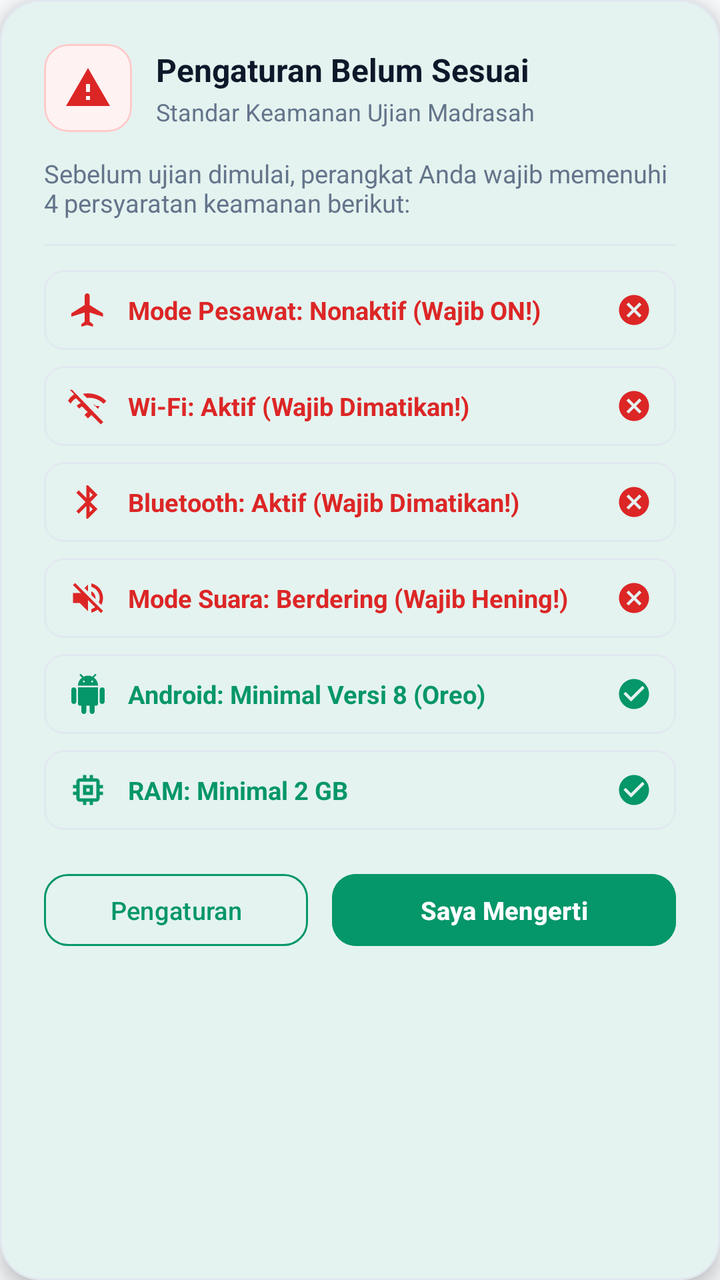
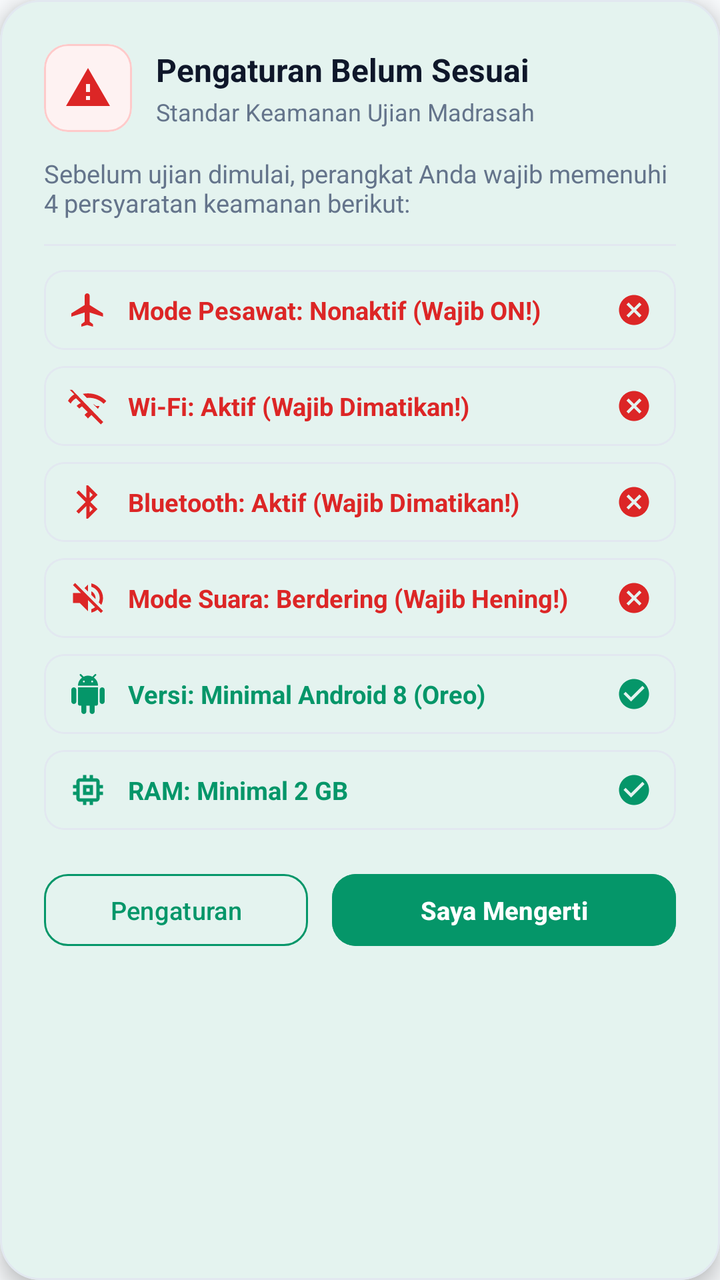

Screens rendered from an Android XML layout before and after an edit, with the pre-edit source and the edit as a unified diff.
<!-- AndroidManifest.xml: application theme Theme.ExamKiosk -->
<!-- res/layout/dialog_device_requirement.xml -->
<?xml version="1.0" encoding="utf-8"?>
<com.google.android.material.card.MaterialCardView
    xmlns:android="http://schemas.android.com/apk/res/android"
    xmlns:app="http://schemas.android.com/apk/res-auto"
    android:layout_width="match_parent"
    android:layout_height="wrap_content"
    app:cardCornerRadius="20dp"
    app:cardElevation="6dp"
    app:strokeWidth="1dp"
    app:strokeColor="@color/stroke_border"
    app:cardBackgroundColor="@color/surface">

    <LinearLayout
        android:layout_width="match_parent"
        android:layout_height="wrap_content"
        android:orientation="vertical"
        android:padding="22dp">

        
        <LinearLayout
            android:layout_width="match_parent"
            android:layout_height="wrap_content"
            android:gravity="center_vertical"
            android:orientation="horizontal">

            <com.google.android.material.card.MaterialCardView
                android:layout_width="44dp"
                android:layout_height="44dp"
                app:cardCornerRadius="12dp"
                app:cardElevation="0dp"
                app:strokeWidth="1dp"
                app:strokeColor="@color/card_sensor_bad_border"
                app:cardBackgroundColor="@color/card_sensor_bad_bg">

                <ImageView
                    android:layout_width="match_parent"
                    android:layout_height="match_parent"
                    android:padding="10dp"
                    android:src="@drawable/ic_warning"
                    app:tint="@color/badge_danger_text"
                    android:contentDescription="Peringatan" />
            </com.google.android.material.card.MaterialCardView>

            <LinearLayout
                android:layout_width="0dp"
                android:layout_height="wrap_content"
                android:layout_weight="1"
                android:layout_marginStart="12dp"
                android:orientation="vertical">

                <TextView
                    android:layout_width="wrap_content"
                    android:layout_height="wrap_content"
                    android:text="Pengaturan Belum Sesuai"
                    android:textColor="@color/text_primary"
                    android:textSize="16sp"
                    android:textStyle="bold" />

                <TextView
                    android:layout_width="wrap_content"
                    android:layout_height="wrap_content"
                    android:layout_marginTop="2dp"
                    android:text="Standar Keamanan Ujian Madrasah"
                    android:textColor="@color/text_secondary"
                    android:textSize="12sp" />
            </LinearLayout>
        </LinearLayout>

        <TextView
            android:layout_width="match_parent"
            android:layout_height="wrap_content"
            android:layout_marginTop="12dp"
            android:text="Sebelum ujian dimulai, perangkat Anda wajib memenuhi 4 persyaratan keamanan berikut:"
            android:textColor="@color/text_secondary"
            android:textSize="12.5sp" />

        <View
            android:layout_width="match_parent"
            android:layout_height="1dp"
            android:layout_marginTop="12dp"
            android:layout_marginBottom="12dp"
            android:background="@color/stroke_border" />

        
        <LinearLayout
            android:layout_width="match_parent"
            android:layout_height="wrap_content"
            android:orientation="vertical">

            
            <com.google.android.material.card.MaterialCardView
                android:id="@+id/cardDialogAirplane"
                android:layout_width="match_parent"
                android:layout_height="wrap_content"
                android:layout_marginBottom="8dp"
                app:cardCornerRadius="10dp"
                app:cardElevation="0dp"
                app:strokeWidth="1dp"
                app:strokeColor="@color/stroke_border"
                app:cardBackgroundColor="@color/surface">

                <LinearLayout
                    android:layout_width="match_parent"
                    android:layout_height="wrap_content"
                    android:gravity="center_vertical"
                    android:orientation="horizontal"
                    android:paddingHorizontal="12dp"
                    android:paddingVertical="10dp">

                    <ImageView
                        android:id="@+id/ivDialogAirplaneIcon"
                        android:layout_width="20dp"
                        android:layout_height="20dp"
                        android:src="@drawable/ic_airplane"
                        app:tint="@color/badge_danger_text"
                        android:contentDescription="Mode Pesawat" />

                    <TextView
                        android:id="@+id/tvDialogAirplaneStatus"
                        android:layout_width="0dp"
                        android:layout_height="wrap_content"
                        android:layout_marginStart="10dp"
                        android:layout_weight="1"
                        android:text="Mode Pesawat: Nonaktif (Wajib ON!)"
                        android:textColor="@color/badge_danger_text"
                        android:textSize="12.5sp"
                        android:textStyle="bold" />

                    <ImageView
                        android:id="@+id/ivDialogAirplaneCheck"
                        android:layout_width="18dp"
                        android:layout_height="18dp"
                        android:src="@drawable/ic_cancel"
                        app:tint="@color/badge_danger_text"
                        android:contentDescription="Status Icon" />
                </LinearLayout>
            </com.google.android.material.card.MaterialCardView>

            
            <com.google.android.material.card.MaterialCardView
                android:id="@+id/cardDialogWifi"
                android:layout_width="match_parent"
                android:layout_height="wrap_content"
                android:layout_marginBottom="8dp"
                app:cardCornerRadius="10dp"
                app:cardElevation="0dp"
                app:strokeWidth="1dp"
                app:strokeColor="@color/stroke_border"
                app:cardBackgroundColor="@color/surface">

                <LinearLayout
                    android:layout_width="match_parent"
                    android:layout_height="wrap_content"
                    android:gravity="center_vertical"
                    android:orientation="horizontal"
                    android:paddingHorizontal="12dp"
                    android:paddingVertical="10dp">

                    <ImageView
                        android:id="@+id/ivDialogWifiIcon"
                        android:layout_width="20dp"
                        android:layout_height="20dp"
                        android:src="@drawable/ic_wifi_off"
                        app:tint="@color/badge_danger_text"
                        android:contentDescription="Wi-Fi" />

                    <TextView
                        android:id="@+id/tvDialogWifiStatus"
                        android:layout_width="0dp"
                        android:layout_height="wrap_content"
                        android:layout_marginStart="10dp"
                        android:layout_weight="1"
                        android:text="Wi-Fi: Aktif (Wajib Dimatikan!)"
                        android:textColor="@color/badge_danger_text"
                        android:textSize="12.5sp"
                        android:textStyle="bold" />

                    <ImageView
                        android:id="@+id/ivDialogWifiCheck"
                        android:layout_width="18dp"
                        android:layout_height="18dp"
                        android:src="@drawable/ic_cancel"
                        app:tint="@color/badge_danger_text"
                        android:contentDescription="Status Icon" />
                </LinearLayout>
            </com.google.android.material.card.MaterialCardView>

            
            <com.google.android.material.card.MaterialCardView
                android:id="@+id/cardDialogBluetooth"
                android:layout_width="match_parent"
                android:layout_height="wrap_content"
                android:layout_marginBottom="8dp"
                app:cardCornerRadius="10dp"
                app:cardElevation="0dp"
                app:strokeWidth="1dp"
                app:strokeColor="@color/stroke_border"
                app:cardBackgroundColor="@color/surface">

                <LinearLayout
                    android:layout_width="match_parent"
                    android:layout_height="wrap_content"
                    android:gravity="center_vertical"
                    android:orientation="horizontal"
                    android:paddingHorizontal="12dp"
                    android:paddingVertical="10dp">

                    <ImageView
                        android:id="@+id/ivDialogBluetoothIcon"
                        android:layout_width="20dp"
                        android:layout_height="20dp"
                        android:src="@drawable/ic_bluetooth"
                        app:tint="@color/badge_danger_text"
                        android:contentDescription="Bluetooth" />

                    <TextView
                        android:id="@+id/tvDialogBluetoothStatus"
                        android:layout_width="0dp"
                        android:layout_height="wrap_content"
                        android:layout_marginStart="10dp"
                        android:layout_weight="1"
                        android:text="Bluetooth: Aktif (Wajib Dimatikan!)"
                        android:textColor="@color/badge_danger_text"
                        android:textSize="12.5sp"
                        android:textStyle="bold" />

                    <ImageView
                        android:id="@+id/ivDialogBluetoothCheck"
                        android:layout_width="18dp"
                        android:layout_height="18dp"
                        android:src="@drawable/ic_cancel"
                        app:tint="@color/badge_danger_text"
                        android:contentDescription="Status Icon" />
                </LinearLayout>
            </com.google.android.material.card.MaterialCardView>

            
            <com.google.android.material.card.MaterialCardView
                android:id="@+id/cardDialogRinger"
                android:layout_width="match_parent"
                android:layout_height="wrap_content"
                app:cardCornerRadius="10dp"
                app:cardElevation="0dp"
                app:strokeWidth="1dp"
                app:strokeColor="@color/stroke_border"
                app:cardBackgroundColor="@color/surface">

                <LinearLayout
                    android:layout_width="match_parent"
                    android:layout_height="wrap_content"
                    android:gravity="center_vertical"
                    android:orientation="horizontal"
                    android:paddingHorizontal="12dp"
                    android:paddingVertical="10dp">

                    <ImageView
                        android:id="@+id/ivDialogRingerIcon"
                        android:layout_width="20dp"
                        android:layout_height="20dp"
                        android:src="@drawable/ic_volume_off"
                        app:tint="@color/badge_danger_text"
                        android:contentDescription="Mode Hening" />

                    <TextView
                        android:id="@+id/tvDialogRingerStatus"
                        android:layout_width="0dp"
                        android:layout_height="wrap_content"
                        android:layout_marginStart="10dp"
                        android:layout_weight="1"
                        android:text="Mode Suara: Berdering (Wajib Hening!)"
                        android:textColor="@color/badge_danger_text"
                        android:textSize="12.5sp"
                        android:textStyle="bold" />

                    <ImageView
                        android:id="@+id/ivDialogRingerCheck"
                        android:layout_width="18dp"
                        android:layout_height="18dp"
                        android:src="@drawable/ic_cancel"
                        app:tint="@color/badge_danger_text"
                        android:contentDescription="Status Icon" />
                </LinearLayout>
            </com.google.android.material.card.MaterialCardView>

            
            <com.google.android.material.card.MaterialCardView
                android:id="@+id/cardDialogAndroid"
                android:layout_width="match_parent"
                android:layout_height="wrap_content"
                android:layout_marginTop="8dp"
                app:cardCornerRadius="10dp"
                app:cardElevation="0dp"
                app:strokeWidth="1dp"
                app:strokeColor="@color/stroke_border"
                app:cardBackgroundColor="@color/surface">

                <LinearLayout
                    android:layout_width="match_parent"
                    android:layout_height="wrap_content"
                    android:gravity="center_vertical"
                    android:orientation="horizontal"
                    android:paddingHorizontal="12dp"
                    android:paddingVertical="10dp">

                    <ImageView
                        android:id="@+id/ivDialogAndroidIcon"
                        android:layout_width="20dp"
                        android:layout_height="20dp"
                        android:src="@drawable/ic_android"
                        app:tint="@color/badge_ready_text"
                        android:contentDescription="Versi Android" />

                    <TextView
                        android:id="@+id/tvDialogAndroidStatus"
                        android:layout_width="0dp"
                        android:layout_height="wrap_content"
                        android:layout_marginStart="10dp"
                        android:layout_weight="1"
                        android:text="Android: Minimal Versi 8 (Oreo)"
                        android:textColor="@color/badge_ready_text"
                        android:textSize="12.5sp"
                        android:textStyle="bold" />

                    <ImageView
                        android:id="@+id/ivDialogAndroidCheck"
                        android:layout_width="18dp"
                        android:layout_height="18dp"
                        android:src="@drawable/ic_check_circle"
                        app:tint="@color/badge_ready_text"
                        android:contentDescription="Status Icon" />
                </LinearLayout>
            </com.google.android.material.card.MaterialCardView>

            
            <com.google.android.material.card.MaterialCardView
                android:id="@+id/cardDialogRam"
                android:layout_width="match_parent"
                android:layout_height="wrap_content"
                android:layout_marginTop="8dp"
                app:cardCornerRadius="10dp"
                app:cardElevation="0dp"
                app:strokeWidth="1dp"
                app:strokeColor="@color/stroke_border"
                app:cardBackgroundColor="@color/surface">

                <LinearLayout
                    android:layout_width="match_parent"
                    android:layout_height="wrap_content"
                    android:gravity="center_vertical"
                    android:orientation="horizontal"
                    android:paddingHorizontal="12dp"
                    android:paddingVertical="10dp">

                    <ImageView
                        android:id="@+id/ivDialogRamIcon"
                        android:layout_width="20dp"
                        android:layout_height="20dp"
                        android:src="@drawable/ic_memory"
                        app:tint="@color/badge_ready_text"
                        android:contentDescription="RAM" />

                    <TextView
                        android:id="@+id/tvDialogRamStatus"
                        android:layout_width="0dp"
                        android:layout_height="wrap_content"
                        android:layout_marginStart="10dp"
                        android:layout_weight="1"
                        android:text="RAM: Minimal 2 GB"
                        android:textColor="@color/badge_ready_text"
                        android:textSize="12.5sp"
                        android:textStyle="bold" />

                    <ImageView
                        android:id="@+id/ivDialogRamCheck"
                        android:layout_width="18dp"
                        android:layout_height="18dp"
                        android:src="@drawable/ic_check_circle"
                        app:tint="@color/badge_ready_text"
                        android:contentDescription="Status Icon" />
                </LinearLayout>
            </com.google.android.material.card.MaterialCardView>
        </LinearLayout>

        
        <LinearLayout
            android:layout_width="match_parent"
            android:layout_height="wrap_content"
            android:layout_marginTop="18dp"
            android:orientation="horizontal">

            <com.google.android.material.button.MaterialButton
                android:id="@+id/btnOpenSettings"
                style="@style/Widget.ExamKiosk.Button.Outlined"
                android:layout_width="0dp"
                android:layout_height="44dp"
                android:layout_weight="1"
                android:layout_marginEnd="6dp"
                android:text="Pengaturan"
                android:textSize="12.5sp"
                android:textColor="@color/primary"
                app:strokeColor="@color/primary" />

            <com.google.android.material.button.MaterialButton
                android:id="@+id/btnUnderstand"
                style="@style/Widget.ExamKiosk.Button"
                android:layout_width="0dp"
                android:layout_height="44dp"
                android:layout_weight="1.3"
                android:layout_marginStart="6dp"
                android:backgroundTint="@color/primary"
                android:text="Saya Mengerti"
                android:textColor="#FFFFFF"
                android:textSize="12.5sp"
                android:textStyle="bold" />
        </LinearLayout>
    </LinearLayout>
</com.google.android.material.card.MaterialCardView>
<!-- resources referenced by this layout -->
<resources>
  <color name="badge_danger_text">#DC2626</color>
  <color name="badge_ready_text">#059669</color>
  <color name="card_sensor_bad_bg">#FEF2F2</color>
  <color name="card_sensor_bad_border">#FECACA</color>
  <color name="primary">#059669</color>
  <color name="stroke_border">#E2E8F0</color>
  <color name="surface">#FFFFFF</color>
  <color name="text_primary">#0F172A</color>
  <color name="text_secondary">#64748B</color>
  <!-- drawable ic_airplane (drawable) -->
  <vector xmlns:android="http://schemas.android.com/apk/res/android"
      android:width="24dp"
      android:height="24dp"
      android:viewportWidth="24"
      android:viewportHeight="24">
      <path
          android:fillColor="#FFFFFFFF"
          android:pathData="M21,16v-2l-8,-5V3.5c0,-0.83 -0.67,-1.5 -1.5,-1.5S10,2.67 10,3.5V9l-8,5v2l8,-2.5V19l-2,1.5V22l3.5,-1 3.5,1v-1.5L13,19v-5.5l8,2.5z"/>
  </vector>
  <!-- drawable ic_bluetooth (drawable) -->
  <vector xmlns:android="http://schemas.android.com/apk/res/android"
      android:width="24dp"
      android:height="24dp"
      android:viewportWidth="24"
      android:viewportHeight="24">
      <path
          android:fillColor="#FFFFFFFF"
          android:pathData="M17.71,7.71L12,2h-1v7.59L6.41,5 5,6.41 10.59,12 5,17.59 6.41,19 11,14.41V22h1l5.71,-5.71-4.3,-4.29 4.3,-4.29zM13,5.83l1.88,1.88L13,9.59V5.83zm1.88,10.46L13,18.17v-3.76l1.88,1.88z"/>
  </vector>
  <!-- drawable ic_cancel (drawable) -->
  <vector xmlns:android="http://schemas.android.com/apk/res/android"
      android:width="24dp"
      android:height="24dp"
      android:viewportWidth="24"
      android:viewportHeight="24">
      <path
          android:fillColor="#FFFFFFFF"
          android:pathData="M12,2C6.47,2 2,6.47 2,12s4.47,10 10,10 10,-4.47 10,-10S17.53,2 12,2zm5,13.59L15.59,17 12,13.41 8.41,17 7,15.59 10.59,12 7,8.41 8.41,7 12,10.59 15.59,7 17,8.41 13.41,12 17,15.59z"/>
  </vector>
  <!-- drawable ic_check_circle (drawable) -->
  <vector xmlns:android="http://schemas.android.com/apk/res/android"
      android:width="24dp"
      android:height="24dp"
      android:viewportWidth="24"
      android:viewportHeight="24">
      <path
          android:fillColor="#FFFFFFFF"
          android:pathData="M12,2C6.48,2 2,6.48 2,12s4.48,10 10,10 10,-4.48 10,-10S17.52,2 12,2zm-2,15l-5,-5 1.41,-1.41L10,14.17l7.59,-7.59L19,8l-9,9z"/>
  </vector>
  <!-- drawable ic_memory (drawable) -->
  <vector xmlns:android="http://schemas.android.com/apk/res/android"
      android:width="24dp"
      android:height="24dp"
      android:viewportWidth="24"
      android:viewportHeight="24">
    <path
        android:fillColor="@android:color/white"
        android:pathData="M15,9H9v6h6V9zm-2,4h-2v-2h2v2zm8,-2V9h-2V7c0,-1.1 -0.9,-2 -2,-2h-2V3h-2v2h-2V3H9v2H7c-1.1,0 -2,0.9 -2,2v2H3v2h2v2H3v2h2v2c0,1.1 0.9,2 2,2h2v2h2v-2h2v2h2v-2h2c1.1,0 2,-0.9 2,-2v-2h2v-2h-2v-2h2zm-4,6H7V7h10v10z"/>
  </vector>
  <!-- drawable ic_warning (drawable) -->
  <vector xmlns:android="http://schemas.android.com/apk/res/android"
      android:width="24dp"
      android:height="24dp"
      android:viewportWidth="24"
      android:viewportHeight="24">
      <path
          android:fillColor="#FFFFFFFF"
          android:pathData="M1,21h22L12,2 1,21zM13,18h-2v-2h2v2zM13,14h-2v-4h2v4z"/>
  </vector>
  <style name="Widget.ExamKiosk.Button" parent="Widget.Material3.Button">
          <item name="cornerRadius">12dp</item>
          <item name="android:fontFamily">sans-serif-medium</item>
      </style>
  <style name="Widget.ExamKiosk.Button.Outlined" parent="Widget.Material3.Button.OutlinedButton">
          <item name="cornerRadius">12dp</item>
          <item name="strokeColor">@color/primary</item>
      </style>
  <color name="primary_dark">#047857</color>
  <color name="text_on_primary">#FFFFFF</color>
  <color name="primary_light">#10B981</color>
  <color name="background">#F8FAFC</color>
  <!-- unchanged entries left out for length: 4 -->
</resources>

<!-- the commit's change to res/layout/dialog_device_requirement.xml (unified diff, before → after) -->
@@ -308,7 +308,7 @@
                         android:layout_height="20dp"
                         android:src="@drawable/ic_android"
                         app:tint="@color/badge_ready_text"
-                        android:contentDescription="Versi Android" />
+                        android:contentDescription="Versi" />
 
                     <TextView
                         android:id="@+id/tvDialogAndroidStatus"
@@ -316,7 +316,7 @@
                         android:layout_height="wrap_content"
                         android:layout_marginStart="10dp"
                         android:layout_weight="1"
-                        android:text="Android: Minimal Versi 8 (Oreo)"
+                        android:text="Versi: Minimal Android 8 (Oreo)"
                         android:textColor="@color/badge_ready_text"
                         android:textSize="12.5sp"
                         android:textStyle="bold" />
